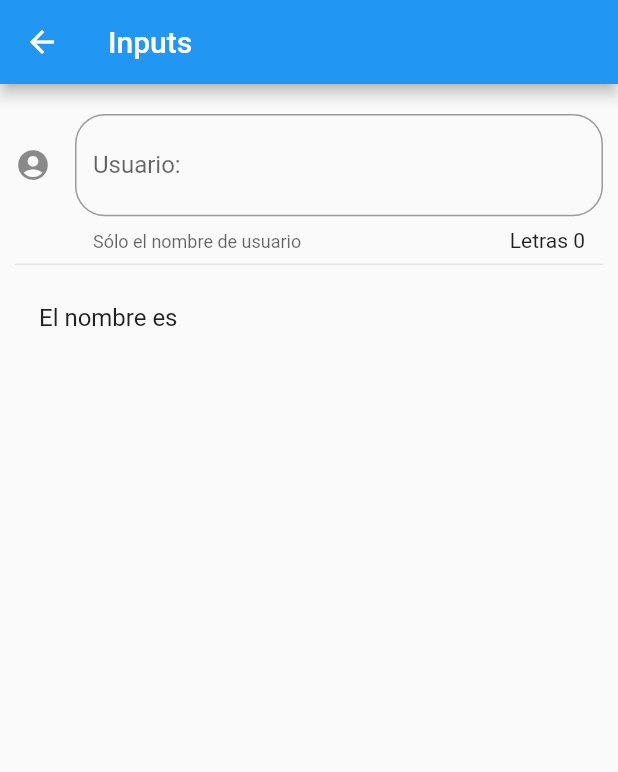
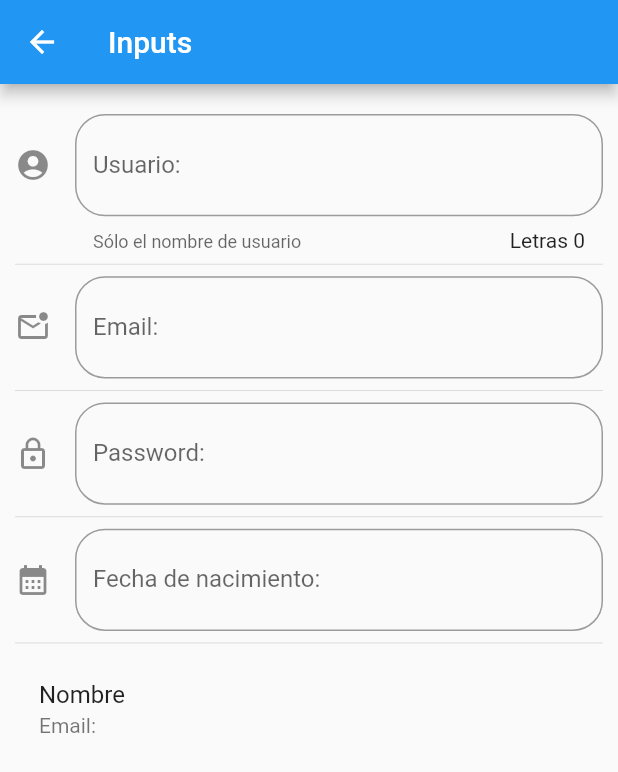
Before and after one commit to adrielmoreno/flutter-components, a Flutter app: the InputPage screen opened by its route, on a phone screen of 412 x 824 dp. Shown: the top 772 px of the screen. Run offline on Flutter 3.47's test engine with Material 2 defaults, Android fonts, the phone set to English and light mode, and no system bars.

```diff
--- a/lib/src/pages/input_page.dart
+++ b/lib/src/pages/input_page.dart
@@ -9,6 +9,9 @@ class InputPage extends StatefulWidget {
 
 class _InputPageState extends State<InputPage> {
   String _nombre = '';
+  String _email = '';
+  String _fecha = '';
+  final TextEditingController _inputDateController = TextEditingController();
   @override
   Widget build(BuildContext context) {
     return Scaffold(
@@ -19,6 +22,12 @@ class _InputPageState extends State<InputPage> {
         padding: const EdgeInsets.symmetric(horizontal: 10.0, vertical: 20.0),
         children: <Widget>[
           _crearInput(),
+          const Divider(),
+          _crearEmail(),
+          const Divider(),
+          _crearPassword(),
+          const Divider(),
+          _crearFecha(context),
           const Divider(),
           _crearPersona(),
         ],
@@ -52,7 +61,81 @@ class _InputPageState extends State<InputPage> {
 
   Widget _crearPersona() {
     return ListTile(
-      title: Text('El nombre es $_nombre'),
+      title: Text('Nombre $_nombre'),
+      subtitle: Text('Email: $_email'),
     );
   }
+
+  Widget _crearEmail() {
+    return TextFormField(
+      keyboardType: TextInputType.emailAddress,
+      decoration: const InputDecoration(
+          border: OutlineInputBorder(
+              borderRadius: BorderRadius.all(Radius.circular(20.0))),
+          hintText: 'Email',
+          label: Text('Email:'),
+          suffix: Icon(
+            Icons.alternate_email,
+            color: Colors.blue,
+          ),
+          icon: Icon(Icons.mark_email_unread_outlined)),
+      onChanged: (value) => setState(() {
+        _email = value;
+      }),
+    );
+  }
+
+  Widget _crearPassword() {
+    return TextFormField(
+      obscureText: true,
+      keyboardType: TextInputType.visiblePassword,
+      decoration: const InputDecoration(
+          border: OutlineInputBorder(
+              borderRadius: BorderRadius.all(Radius.circular(20.0))),
+          hintText: 'Password',
+          label: Text('Password:'),
+          suffix: Icon(
+            Icons.password,
+            color: Colors.blue,
+          ),
+          icon: Icon(Icons.lock_outline)),
+      onChanged: (value) {},
+    );
+  }
+
+  Widget _crearFecha(BuildContext context) {
+    return TextFormField(
+      enableInteractiveSelection: false,
+      controller: _inputDateController,
+      decoration: const InputDecoration(
+          border: OutlineInputBorder(
+              borderRadius: BorderRadius.all(Radius.circular(20.0))),
+          hintText: 'Fecha de nacimiento',
+          label: Text('Fecha de nacimiento:'),
+          suffix: Icon(
+            Icons.date_range,
+            color: Colors.blue,
+          ),
+          icon: Icon(Icons.calendar_month)),
+      onTap: () {
+        FocusScope.of(context).requestFocus(FocusNode());
+        _selectDate(context);
+      },
+    );
+  }
+
+  _selectDate(BuildContext context) async {
+    DateTime? picked = await showDatePicker(
+        context: context,
+        initialDate: DateTime.now(),
+        firstDate: DateTime(2020),
+        lastDate: DateTime(2023));
+
+    if (picked != null) {
+      setState(() {
+        _fecha = picked.toString();
+        _inputDateController.text = _fecha;
+      });
+    }
+  }
 }
```
